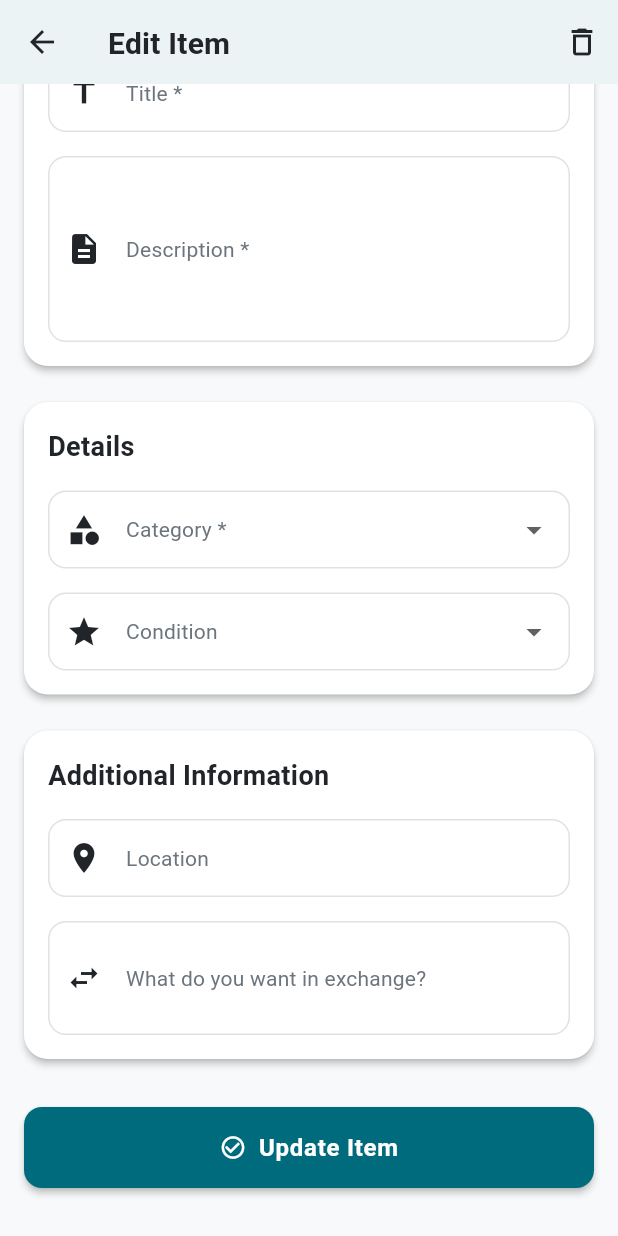
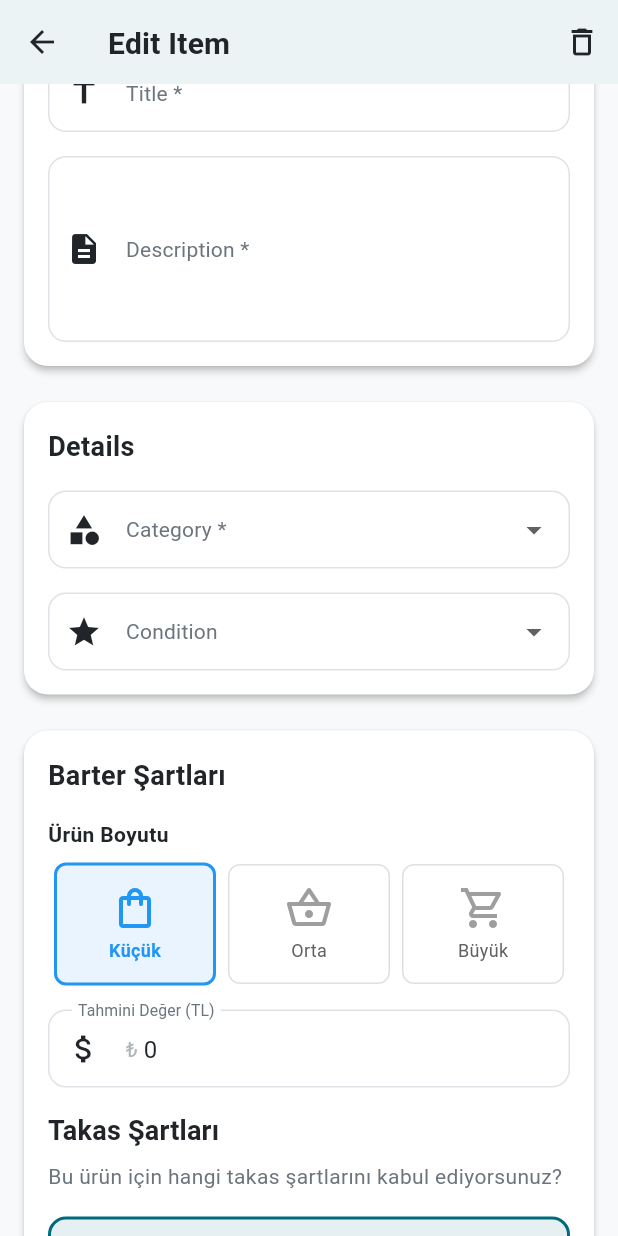
Before and after one commit to qween-code/barter-qween, a Flutter app: the EditItemPage screen opened directly with empty values, scrolled down 314 dp, on a phone screen of 412 x 824 dp. Run offline on Flutter 3.47's test engine with Material 3 defaults, Android fonts, the phone set to English and light mode, and no system bars; our stand-ins replace cached_network_image, cloud_firestore, dartz, equatable, firebase_analytics, firebase_auth and 14 more; accounts and stored records are empty; Roboto replaces fonts that are missing (System).

Commit message:
feat(ui): Integrate barter system into EditItemPage - Full BarterConditionSelector integration - ItemTier selector for size changes - Monetary value editing - All barter condition types supported - Preserves existing barter data on edit - Turkish language labels

```diff
--- a/lib/presentation/pages/items/edit_item_page.dart
+++ b/lib/presentation/pages/items/edit_item_page.dart
@@ -6,9 +6,11 @@ import 'package:image_picker/image_picker.dart';
 import 'package:cached_network_image/cached_network_image.dart';
 
 import '../../../domain/entities/item_entity.dart';
+import '../../../domain/entities/barter_condition_entity.dart';
 import '../../blocs/item/item_bloc.dart';
 import '../../blocs/item/item_event.dart';
 import '../../blocs/item/item_state.dart';
+import '../../widgets/barter/barter_condition_selector.dart';
 
 class EditItemPage extends StatefulWidget {
   final ItemEntity item;
@@ -32,6 +34,13 @@ class _EditItemPageState extends State<EditItemPage> with SingleTickerProviderSt
   final List<File> _newImages = [];
   final List<String> _imagesToDelete = [];
 
+  // Barter fields
+  late ItemTier _selectedTier;
+  double? _estimatedValue;
+  late BarterConditionType _barterConditionType;
+  double? _cashAmount;
+  List<String> _acceptedCategories = [];
+
   late AnimationController _animationController;
   late Animation<double> _fadeAnimation;
 
@@ -45,6 +54,13 @@ class _EditItemPageState extends State<EditItemPage> with SingleTickerProviderSt
     _selectedCategory = widget.item.category;
     _selectedCondition = widget.item.condition;
     _networkImages.addAll(widget.item.images);
+
+    // Initialize barter fields
+    _selectedTier = widget.item.tier ?? ItemTier.medium;
+    _estimatedValue = widget.item.monetaryValue ?? widget.item.price;
+    _barterConditionType = widget.item.barterCondition?.type ?? BarterConditionType.flexible;
+    _cashAmount = widget.item.barterCondition?.cashDifferential;
+    _acceptedCategories = widget.item.barterCondition?.acceptedCategories ?? [];
 
     _animationController = AnimationController(
       duration: const Duration(milliseconds: 500),
@@ -110,6 +126,19 @@ class _EditItemPageState extends State<EditItemPage> with SingleTickerProviderSt
         return;
       }
 
+      final barterCondition = BarterConditionEntity(
+        id: widget.item.barterCondition?.id ?? DateTime.now().millisecondsSinceEpoch.toString(),
+        type: _barterConditionType,
+        cashDifferential: _cashAmount,
+        paymentDirection: _barterConditionType == BarterConditionType.cashPlus
+            ? CashPaymentDirection.fromMe
+            : _barterConditionType == BarterConditionType.cashMinus
+                ? CashPaymentDirection.toMe
+                : null,
+        acceptedCategories: _acceptedCategories.isNotEmpty ? _acceptedCategories : null,
+        createdAt: widget.item.barterCondition?.createdAt ?? DateTime.now(),
+      );
+
       final updatedItem = widget.item.copyWith(
         title: _titleController.text,
         description: _descriptionController.text,
@@ -118,6 +147,10 @@ class _EditItemPageState extends State<EditItemPage> with SingleTickerProviderSt
         location: _locationController.text.isEmpty ? null : _locationController.text,
         tradePreference: _tradePrefController.text.isEmpty ? null : _tradePrefController.text,
         images: _networkImages,
+        tier: _selectedTier,
+        price: _estimatedValue,
+        monetaryValue: _estimatedValue,
+        barterCondition: barterCondition,
         updatedAt: DateTime.now(),
       );
 
@@ -187,6 +220,8 @@ class _EditItemPageState extends State<EditItemPage> with SingleTickerProviderSt
                           _buildBasicInfoSection(),
                           const SizedBox(height: 24),
                           _buildDetailsSection(),
+                          const SizedBox(height: 24),
+                          _buildBarterSection(),
                           const SizedBox(height: 24),
                           _buildAdditionalInfoSection(),
                           const SizedBox(height: 32),
@@ -518,6 +553,107 @@ class _EditItemPageState extends State<EditItemPage> with SingleTickerProviderSt
     );
   }
 
+  Widget _buildBarterSection() {
+    return Card(
+      elevation: 2,
+      shape: RoundedRectangleBorder(borderRadius: BorderRadius.circular(16)),
+      child: Padding(
+        padding: const EdgeInsets.all(16),
+        child: Column(
+          crossAxisAlignment: CrossAxisAlignment.start,
+          children: [
+            const Text(
+              'Barter Şartları',
+              style: TextStyle(fontSize: 18, fontWeight: FontWeight.bold),
+            ),
+            const SizedBox(height: 16),
+            // Tier selector
+            const Text('Ürün Boyutu', style: TextStyle(fontWeight: FontWeight.w600)),
+            const SizedBox(height: 8),
+            Row(
+              children: ItemTier.values.map((tier) {
+                final isSelected = _selectedTier == tier;
+                return Expanded(
+                  child: Padding(
+                    padding: const EdgeInsets.symmetric(horizontal: 4),
+                    child: InkWell(
+                      onTap: () => setState(() => _selectedTier = tier),
+                      child: Container(
+                        padding: const EdgeInsets.all(12),
+                        decoration: BoxDecoration(
+                          color: isSelected ? Colors.blue.withValues(alpha: 0.1) : Colors.transparent,
+                          borderRadius: BorderRadius.circular(8),
+                          border: Border.all(
+                            color: isSelected ? Colors.blue : Colors.grey[300]!,
+                            width: isSelected ? 2 : 1,
+                          ),
+                        ),
+                        child: Column(
+                          children: [
+                            Icon(
+                              tier == ItemTier.small
+                                  ? Icons.shopping_bag_outlined
+                                  : tier == ItemTier.medium
+                                      ? Icons.shopping_basket_outlined
+                                      : Icons.shopping_cart_outlined,
+                              size: 32,
+                              color: isSelected ? Colors.blue : Colors.grey,
+                            ),
+                            const SizedBox(height: 4),
+                            Text(
+                              tier.displayName,
+                              style: TextStyle(
+                                fontSize: 12,
+                                fontWeight: isSelected ? FontWeight.w600 : FontWeight.w400,
+                                color: isSelected ? Colors.blue : Colors.grey[700],
+                              ),
+                            ),
+                          ],
+                        ),
+                      ),
+                    ),
+                  ),
+                );
+              }).toList(),
+            ),
+            const SizedBox(height: 16),
+            // Estimated value
+            TextFormField(
+              initialValue: _estimatedValue?.toStringAsFixed(0),
+              keyboardType: TextInputType.number,
+              decoration: InputDecoration(
+                labelText: 'Tahmini Değer (TL)',
+                prefixIcon: const Icon(Icons.attach_money),
+                prefixText: '₺ ',
+                border: OutlineInputBorder(borderRadius: BorderRadius.circular(12)),
+              ),
+              onChanged: (value) {
+                final amount = double.tryParse(value);
+                setState(() => _estimatedValue = amount);
+              },
+            ),
+            const SizedBox(height: 16),
+            // Barter conditions
+            BarterConditionSelector(
+              selectedType: _barterConditionType,
+              onTypeChanged: (type) {
+                setState(() => _barterConditionType = type);
+              },
+              cashAmount: _cashAmount,
+              onCashAmountChanged: (amount) {
+                setState(() => _cashAmount = amount);
+              },
+              selectedCategories: _acceptedCategories,
+              onCategoriesChanged: (categories) {
+                setState(() => _acceptedCategories = categories);
+              },
+            ),
+          ],
+        ),
+      ),
+    );
+  }
+
   Widget _buildUpdateButton(bool isLoading) {
     return SizedBox(
       width: double.infinity,
```
